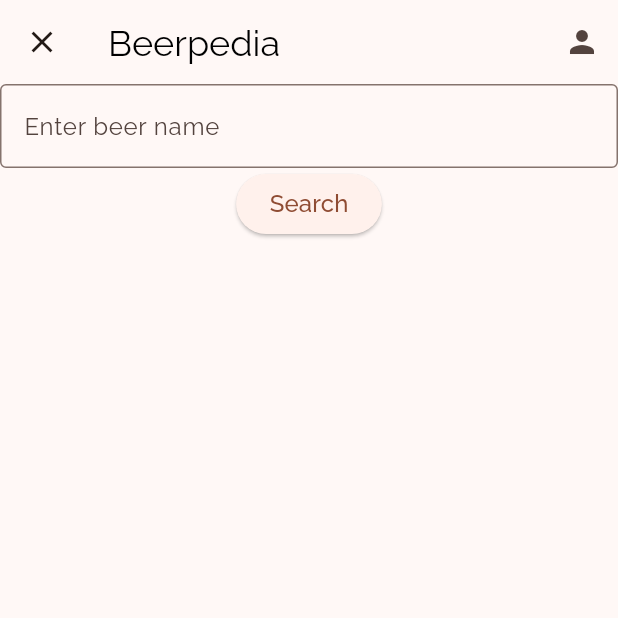
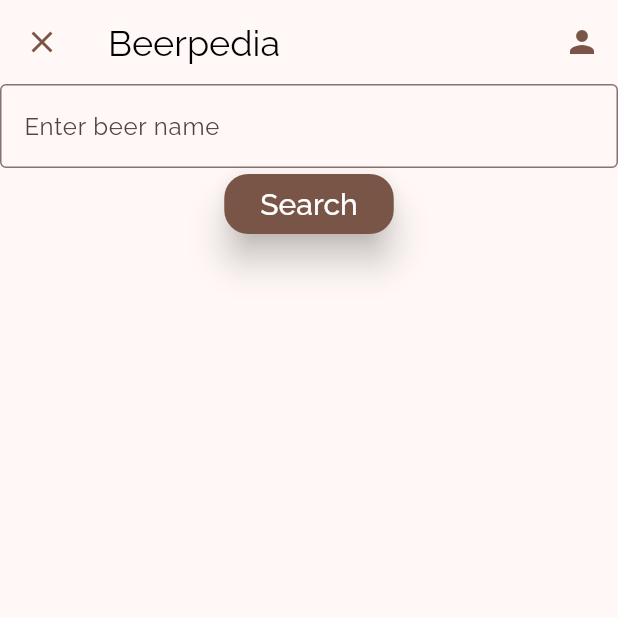
Before and after one commit to konradkulak/beer_ranking, a Flutter app: the screen it shows once a user with an empty profile is signed in, after a tap on "Beerpedia", on a phone screen of 412 x 824 dp, the top half of it. Run offline on Flutter 3.47's test engine with Material 3 defaults, Android fonts, the phone set to English and light mode, and no system bars; our stand-ins replace bloc, cloud_firestore, dio, firebase_auth, firebase_core, flutter_bloc and 1 more; missing offline and left inert: firebase_ui_auth; accounts and stored records are empty; network calls fail.

Commit message:
Implement theme data for icon/elevated/floating action - buttons.

```diff
--- a/lib/main.dart
+++ b/lib/main.dart
@@ -62,13 +62,13 @@ class MyApp extends StatelessWidget {
               fontSize: 16,
             ),
           ),
-          labelLarge: GoogleFonts.raleway(
-            //ElevatedButton Text
-            textStyle: const TextStyle(
-              color: Colors.black,
-              fontSize: 16,
-            ),
-          ),
+          //labelLarge: GoogleFonts.raleway(
+          //ElevatedButton Text
+          //textStyle: const TextStyle(
+          //color: Colors.black,
+          //fontSize: 10,
+          //),
+          //),
           labelMedium: GoogleFonts.raleway(
             //TextField hintText (implement manually)
             textStyle: const TextStyle(
@@ -77,6 +77,39 @@ class MyApp extends StatelessWidget {
             ),
           ),
         ),
+        floatingActionButtonTheme: const FloatingActionButtonThemeData(
+          backgroundColor: Colors.brown,
+          foregroundColor: Colors.white,
+          elevation: 10,
+        ),
+        elevatedButtonTheme: ElevatedButtonThemeData(
+          style: ButtonStyle(
+            backgroundColor: MaterialStateProperty.all(Colors.brown),
+            foregroundColor: MaterialStateProperty.all(Colors.white),
+            textStyle: MaterialStateProperty.all(
+              GoogleFonts.raleway(
+                textStyle: const TextStyle(
+                  fontSize: 20,
+                  fontWeight: FontWeight.w500,
+                  inherit: true,
+                ),
+              ),
+            ),
+            shape: MaterialStateProperty.all(
+              RoundedRectangleBorder(
+                borderRadius: BorderRadius.circular(16),
+              ),
+            ),
+            elevation: MaterialStateProperty.all(10),
+          ),
+        ),
+        iconButtonTheme: IconButtonThemeData(
+          style: ButtonStyle(
+            iconColor: MaterialStateProperty.all(
+              Colors.brown,
+            ),
+          ),
+        ),
       ),
       home: const AuthGate(),
     );
```
